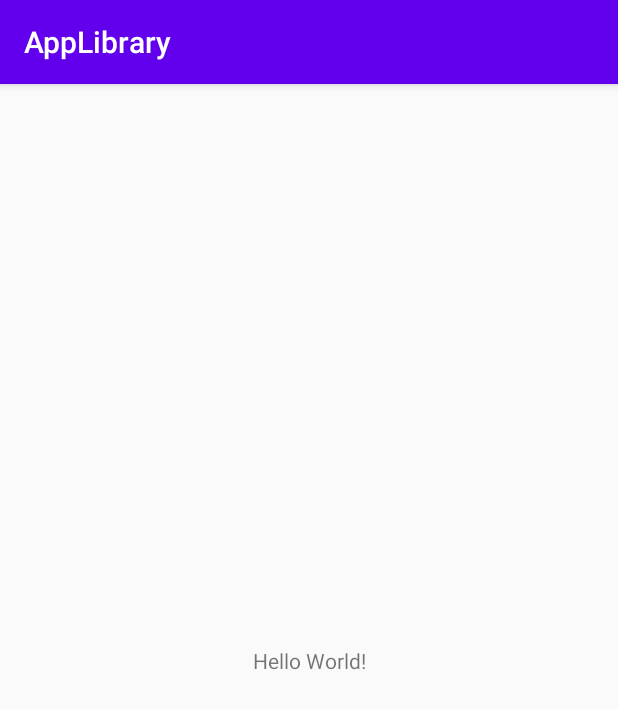
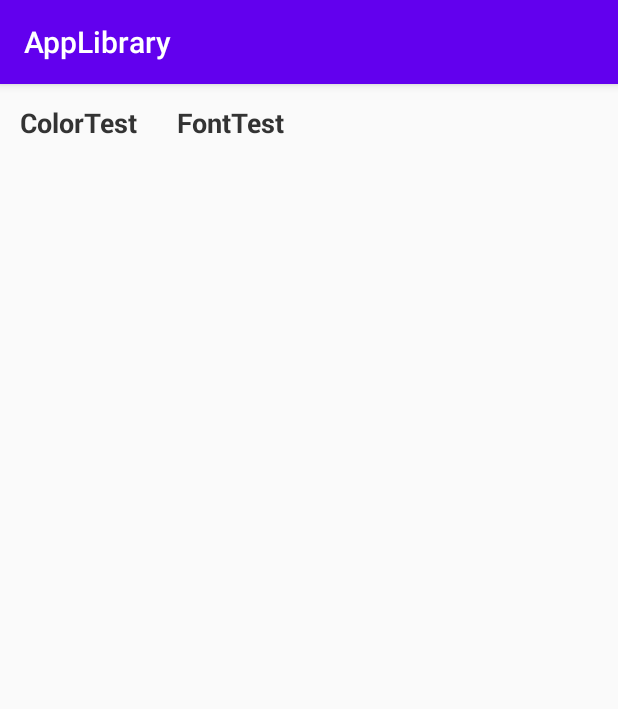
Before and after one commit to Rookiement/AppLibrary, an Android app: the screen it shows after launch (MainActivity), on a phone screen of 412 x 824 dp. Shown: the top 709 px of the screen. Run offline under Robolectric (Android 15) with nearby library versions, the phone set to English and light mode, and no system bars.

Commit message:
字体颜色的抽取测试

```diff
--- a/app/src/main/AndroidManifest.xml
+++ b/app/src/main/AndroidManifest.xml
@@ -16,6 +16,8 @@
                 <category android:name="android.intent.category.LAUNCHER" />
             </intent-filter>
         </activity>
+
+        <activity android:name=".ui.values.ValueColorActivity" />
     </application>
 
 </manifest>
--- a/app/src/main/java/com/library/test/MainActivity.java
+++ b/app/src/main/java/com/library/test/MainActivity.java
@@ -1,25 +1,42 @@
 package com.library.test;
 
 import android.os.Bundle;
+import android.view.View;
 
 import androidx.annotation.NonNull;
 import androidx.annotation.Nullable;
 
+import com.base.library.common.AppNavigateUtil;
 import com.base.library.common.activity.BaseAppActivity;
 import com.base.library.common.helper.AppViewHelper;
+import com.base.library.ui.flow.AppFlowLayout;
+import com.library.test.ui.values.ValueColorActivity;
 
 /**
  * @author reber
  */
-public class MainActivity extends BaseAppActivity {
+public class MainActivity extends BaseAppActivity implements View.OnClickListener {
 
     @Override
     protected int getLayoutId() {
-        return R.layout.activity_main;
+        return R.layout.activity_flow_layout;
     }
 
     @Override
     protected void onInitCreateWithState(@NonNull AppViewHelper viewHelper, @Nullable Bundle savedInstanceState) {
+        AppFlowLayout flowLayout = viewHelper.findViewById(R.id.flow_layout);
+        flowLayout.addView(getItemView(1, "ColorTest"));
+        flowLayout.addView(getItemView(2, "FontTest"));
+    }
 
+    private View getItemView(int type, String content) {
+        View view = ViewTestUtil.generateItemView(this, type, content);
+        view.setOnClickListener(this);
+        return view;
+    }
+
+    @Override
+    public void onClick(View v) {
+        AppNavigateUtil.startActivity(this, ValueColorActivity.class);
     }
 }
--- /dev/null
+++ b/app/src/main/java/com/library/test/ViewTestUtil.java
@@ -0,0 +1,26 @@
+package com.library.test;
+
+import android.content.Context;
+import android.view.View;
+import android.view.ViewGroup;
+
+import androidx.appcompat.widget.AppCompatTextView;
+
+/**
+ * @author reber
+ */
+public class ViewTestUtil {
+
+    private static final ViewGroup.MarginLayoutParams mLayoutParams = new ViewGroup.MarginLayoutParams(ViewGroup.LayoutParams.WRAP_CONTENT,
+            ViewGroup.LayoutParams.WRAP_CONTENT);
+
+    public static View generateItemView(Context context, int type, String content) {
+        AppCompatTextView textView = new AppCompatTextView(context);
+        mLayoutParams.setMargins(20, 20, 20, 20);
+        textView.setLayoutParams(mLayoutParams);
+        textView.setTag(type);
+        textView.setTextAppearance(context, R.style.RobotoBold_Black_16);
+        textView.setText(content);
+        return textView;
+    }
+}
--- /dev/null
+++ b/app/src/main/res/layout/activity_flow_layout.xml
@@ -0,0 +1,5 @@
+<?xml version="1.0" encoding="utf-8"?>
+<com.base.library.ui.flow.AppFlowLayout xmlns:android="http://schemas.android.com/apk/res/android"
+    android:id="@+id/flow_layout"
+    android:layout_width="match_parent"
+    android:layout_height="wrap_content" />
```
Also changed, not shown: Library-Common/src/main/java/com/base/library/common/AppNavigateUtil.java (+16 -0 lines), app/src/main/java/com/library/test/ui/values/ValueColorActivity.java (added, +23 -0 lines), app/src/main/res/layout/activity_value_color.xml (added, +38 -0 lines).
